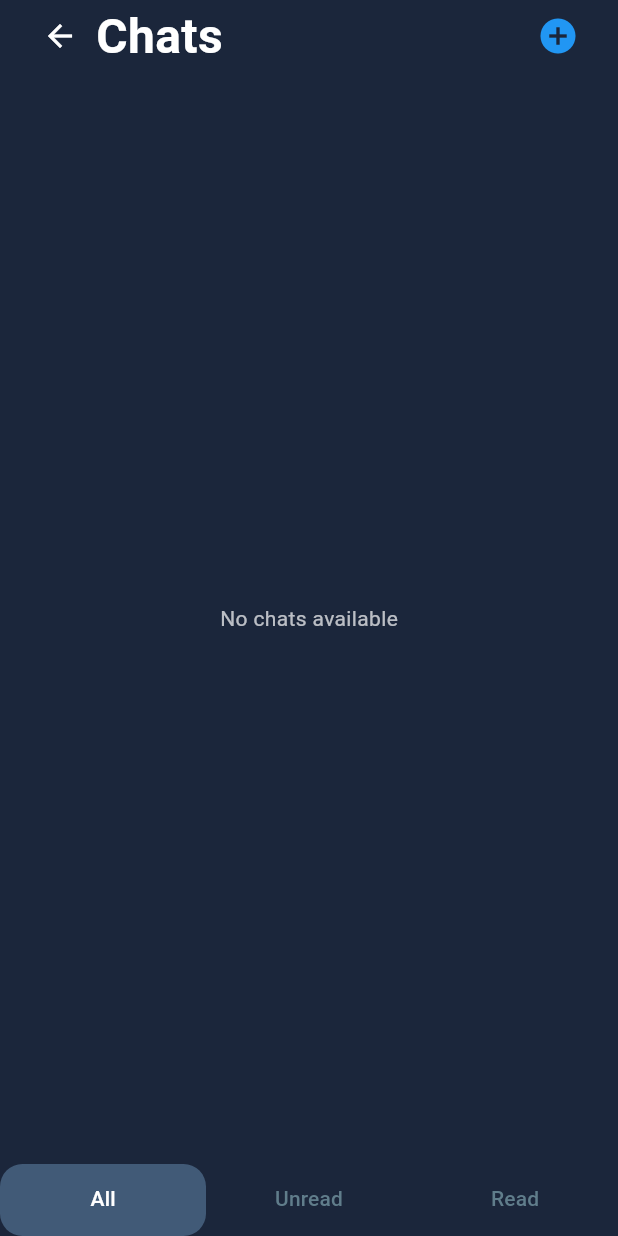
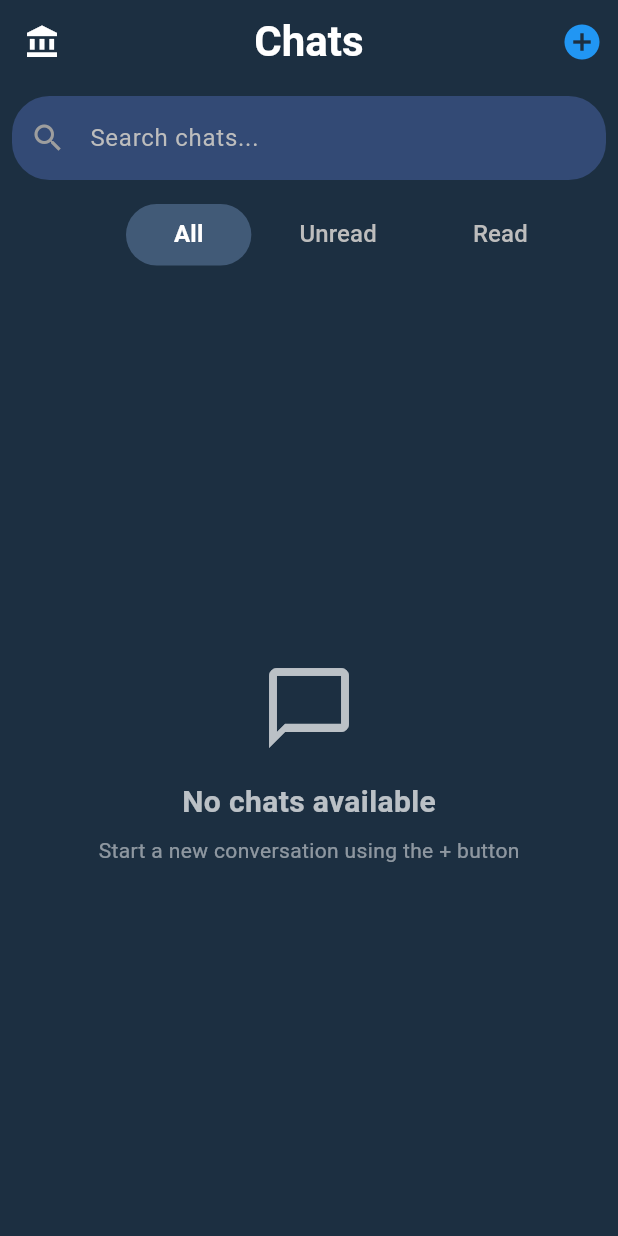
Before and after one commit to adammekki/govconnect, a Flutter app: the ChatGrid screen opened directly, on a phone screen of 412 x 824 dp. Run offline on Flutter 3.47's test engine with Material 3 defaults, Android fonts, the phone set to English and light mode, and no system bars; our stand-ins replace cloud_firestore, firebase_auth, firebase_core, firebase_messaging, firebase_storage, geolocator and 4 more; accounts and stored records are empty.

Commit message:
Enhance chat interface with search functionality and UI improvements; refactor chat provider for better state management

```diff
--- a/lib/screens/communication/chat/chatGrid.dart
+++ b/lib/screens/communication/chat/chatGrid.dart
@@ -13,41 +13,30 @@ class ChatGrid extends StatelessWidget {
     return DefaultTabController(
       length: 3, // Reduced to 3 tabs since Add is now a button
       child: Scaffold(
-        backgroundColor: const Color.fromARGB(255, 27, 38, 59),
-        appBar: PreferredSize(
-          preferredSize: const Size.fromHeight(80),
-          child: SafeArea(
-            child: Padding(
-              padding: const EdgeInsets.symmetric(horizontal: 16.0),
-              child: Row(
-                mainAxisAlignment: MainAxisAlignment.spaceBetween,
-                children: [
-                  // Back button and title
-                  Row(
-                    children: [
-                      IconButton(
-                        icon: const Icon(Icons.arrow_back, color: Colors.white),
+        backgroundColor: const Color(0xFF1C2F41),
+        appBar: AppBar(
+          backgroundColor: const Color(0xFF1C2F41),
+          elevation: 0,
+          leading: IconButton(
+            icon: const Icon(Icons.account_balance, color: Colors.white),
             onPressed: () => Navigator.of(context).pop(),
           ),
-                      const Text(
-                        'Chats',
+          centerTitle: true, // Center the title
+          title: const Text(
+            "Chats",
             style: TextStyle(
-                          fontSize: 32,
+              color: Colors.white,
               fontWeight: FontWeight.bold,
-                          color: Colors.white,
+              fontSize: 28, // Increased font size
             ),
           ),
-                    ],
-                  ),
-                  // Add chat button
+          iconTheme: const IconThemeData(color: Colors.white),
+          actions: [
             IconButton(
               icon: const Icon(Icons.add_circle, color: Colors.blue, size: 28),
               onPressed: () => _showAddChatOptions(context),
             ),
           ],
-              ),
-            ),
-          ),
         ),
         body: Consumer<ChatProvider>(
           builder: (context, chatProvider, child) {
@@ -55,15 +44,90 @@ class ChatGrid extends StatelessWidget {
               return const Center(child: CircularProgressIndicator());
             }
 
-            return TabBarView(
+            return Column(
+              mainAxisAlignment: MainAxisAlignment.center,
+              children: [
+                // Add search bar
+                Padding(
+                  padding: const EdgeInsets.all(8.0),
+                  child: TextField(
+                    style: const TextStyle(color: Colors.white),
+                    decoration: InputDecoration(
+                      hintText: 'Search chats...',
+                      hintStyle: TextStyle(color: Colors.grey[400]),
+                      prefixIcon: const Icon(Icons.search, color: Colors.grey),
+                      filled: true,
+                      fillColor: const Color.fromARGB(255, 51, 74, 117),
+                      enabledBorder: OutlineInputBorder(
+                        borderRadius: BorderRadius.circular(25),
+                        borderSide: const BorderSide(color: Colors.transparent),
+                      ),
+                      focusedBorder: OutlineInputBorder(
+                        borderRadius: BorderRadius.circular(25),
+                        borderSide: const BorderSide(color: Colors.blue),
+                      ),
+                    ),
+                    onChanged: (value) => chatProvider.searchChats(value),
+                  ),
+                ),
+                Container(
+                  padding: const EdgeInsets.symmetric(horizontal: 32),
+                  child: TabBar(
+                    isScrollable: true, // Makes tabs independent width
+                    padding: const EdgeInsets.symmetric(vertical: 8),
+                    labelStyle: const TextStyle(
+                      fontSize: 16,
+                      fontWeight: FontWeight.bold,
+                    ),
+                    unselectedLabelStyle: const TextStyle(fontSize: 16),
+                    indicatorSize: TabBarIndicatorSize.tab,
+                    labelColor: Colors.white,
+                    unselectedLabelColor: Colors.grey[400],
+                    indicator: BoxDecoration(
+                      color: const Color.fromARGB(255, 65, 90, 119),
+                      borderRadius: BorderRadius.circular(25),
+                    ),
+                    dividerColor: Colors.transparent,
+                    tabs: [
+                      Container(
+                        padding: const EdgeInsets.symmetric(
+                          horizontal: 16,
+                          vertical: 8,
+                        ),
+                        child: const Text('All'),
+                      ),
+                      Container(
+                        padding: const EdgeInsets.symmetric(
+                          horizontal: 16,
+                          vertical: 8,
+                        ),
+                        child: const Text('Unread'),
+                      ),
+                      Container(
+                        padding: const EdgeInsets.symmetric(
+                          horizontal: 16,
+                          vertical: 8,
+                        ),
+                        child: const Text('Read'),
+                      ),
+                    ],
+                  ),
+                ),
+                const SizedBox(height: 8),
+                Expanded(
+                  child: TabBarView(
                     children: [
                       // All Chats
-                _buildChatList(chatProvider.chats, chatProvider.currentUserId!),
+                      _buildChatList(
+                        chatProvider.filteredChats,
+                        chatProvider.currentUserId!,
+                      ),
                       // Unread Chats
                       _buildChatList(
-                  chatProvider.chats.where((chat) {
+                        chatProvider.filteredChats.where((chat) {
                           final lastIndex =
-                        chat.lastMessageIndex[chatProvider.currentUserId!] ??
+                              chat.lastMessageIndex[chatProvider
+                                  .currentUserId!] ??
                               -1;
                           return lastIndex < chat.messages.length - 1;
                         }).toList(),
@@ -71,35 +135,21 @@ class ChatGrid extends StatelessWidget {
                       ),
                       // Read Chats
                       _buildChatList(
-                  chatProvider.chats.where((chat) {
+                        chatProvider.filteredChats.where((chat) {
                           final lastIndex =
-                        chat.lastMessageIndex[chatProvider.currentUserId!] ??
+                              chat.lastMessageIndex[chatProvider
+                                  .currentUserId!] ??
                               -1;
                           return lastIndex >= chat.messages.length - 1;
                         }).toList(),
                         chatProvider.currentUserId!,
                       ),
                     ],
+                  ),
+                ),
+              ],
             );
           },
-        ),
-        bottomNavigationBar: Container(
-          color: const Color.fromARGB(255, 27, 38, 59),
-          child: TabBar(
-            indicatorSize: TabBarIndicatorSize.tab,
-            labelColor: Colors.white,
-            unselectedLabelColor: Colors.blueGrey,
-            indicator: BoxDecoration(
-              color: const Color.fromARGB(255, 65, 90, 119),
-              borderRadius: BorderRadius.circular(15),
-            ),
-            dividerColor: Colors.transparent,
-            tabs: const [
-              Tab(text: 'All'),
-              Tab(text: 'Unread'),
-              Tab(text: 'Read'),
-            ],
-          ),
         ),
       ),
     );
@@ -108,9 +158,32 @@ class ChatGrid extends StatelessWidget {
 Widget _buildChatList(List<Chat> chats, String userId) {
   return chats.isEmpty
       ? Center(
-            child: Text(
+          child: Column(
+            mainAxisAlignment: MainAxisAlignment.center,
+            children: [
+              Icon(
+                Icons.chat_bubble_outline,
+                size: 64,
+                color: Colors.white.withOpacity(0.7),
+              ),
+              const SizedBox(height: 16),
+              Text(
                 'No chats available',
-              style: TextStyle(color: Colors.white.withOpacity(0.7)),
+                style: TextStyle(
+                  color: Colors.white.withOpacity(0.7),
+                  fontSize: 20,
+                  fontWeight: FontWeight.bold,
+                ),
+              ),
+              const SizedBox(height: 8),
+              Text(
+                'Start a new conversation using the + button',
+                style: TextStyle(
+                  color: Colors.white.withOpacity(0.5),
+                  fontSize: 14,
+                ),
+              ),
+            ],
           ),
         )
       : ListView.builder(
@@ -156,13 +229,17 @@ void _showAddChatOptions(BuildContext context) {
               ),
               onTap: () async {
                 Navigator.pop(context);
-                final chatProvider = Provider.of<ChatProvider>(context, listen: false);
+                final chatProvider = Provider.of<ChatProvider>(
+                  context,
+                  listen: false,
+                );
                 final chatId = await chatProvider.createRandomGovernmentChat();
                 if (chatId.isNotEmpty) {
                   Navigator.push(
                     context,
                     MaterialPageRoute(
-                      builder: (context) => ChatPage(
+                      builder:
+                          (context) => ChatPage(
                             chatId: chatId,
                             userId: chatProvider.currentUserId!,
                           ),
--- a/lib/screens/communication/chat/chatPage.dart
+++ b/lib/screens/communication/chat/chatPage.dart
@@ -20,17 +20,19 @@ class ChatPage extends StatefulWidget {
 class _ChatPageState extends State<ChatPage> with WidgetsBindingObserver {
   final TextEditingController _messageController = TextEditingController();
   final ScrollController _scrollController = ScrollController();
+  late final ChatProvider _chatProvider;
 
   @override
   void initState() {
     super.initState();
     WidgetsBinding.instance.addObserver(this);
+    _chatProvider = Provider.of<ChatProvider>(context, listen: false);
     // Schedule the seen call for after the first frame
     WidgetsBinding.instance.addPostFrameCallback((_) {
-      Provider.of<ChatProvider>(context, listen: false).seen(widget.chatId);
+      _chatProvider.seen(widget.chatId);
       _scrollToBottom();
     });
-    Provider.of<ChatProvider>(context, listen: false).seen(widget.chatId);
+    _chatProvider.seen(widget.chatId);
   }
 
   @override
@@ -118,7 +120,8 @@ class _ChatPageState extends State<ChatPage> with WidgetsBindingObserver {
                     ],
                   ),
                   const SizedBox(width: 12),
-                  Column(
+                  Expanded(
+                    child: Column(
                       crossAxisAlignment: CrossAxisAlignment.start,
                       children: [
                         Text(
@@ -127,15 +130,21 @@ class _ChatPageState extends State<ChatPage> with WidgetsBindingObserver {
                             color: Colors.white,
                             fontSize: 16,
                           ),
+                          overflow: TextOverflow.ellipsis,
+                          maxLines: 1,
                         ),
                         Text(
                           (chat.inChat[chat.getOtherUserId(widget.userId)] ??
                                   false)
                               ? 'In the chat'
                               : 'Last seen recently',
-                        style: TextStyle(color: Colors.grey[400], fontSize: 12),
+                          style: TextStyle(
+                            color: Colors.grey[400],
+                            fontSize: 12,
+                          ),
                         ),
                       ],
+                    ),
                   ),
                 ],
               ),
@@ -185,7 +194,6 @@ class _ChatPageState extends State<ChatPage> with WidgetsBindingObserver {
                             controller: _messageController,
                             style: const TextStyle(color: Colors.white),
                             decoration: InputDecoration(
-                              hintText: 'Type your message...',
                               hintStyle: TextStyle(color: Colors.grey[400]),
                               border: InputBorder.none,
                               filled: true,
@@ -214,12 +222,12 @@ class _ChatPageState extends State<ChatPage> with WidgetsBindingObserver {
                           ),
                         ),
                       ),
-                      IconButton(
-                        icon: const Icon(Icons.grid_view, color: Colors.blue),
-                        onPressed: () {
-                          _showImageUrlDialog(context, chatProvider);
-                        },
-                      ),
+                      // IconButton(
+                      //   icon: const Icon(Icons.grid_view, color: Colors.blue),
+                      //   onPressed: () {
+                      //     _showImageUrlDialog(context, chatProvider);
+                      //   },
+                      // ),
                       IconButton(
                         icon: const Icon(Icons.send, color: Colors.blue),
                         onPressed: () {
@@ -317,10 +325,10 @@ class _ChatPageState extends State<ChatPage> with WidgetsBindingObserver {
 
   @override
   void dispose() {
-    WidgetsBinding.instance.removeObserver(this);
-    Provider.of<ChatProvider>(context, listen: false).seen(widget.chatId);
+    _chatProvider.seen(widget.chatId);
     _messageController.dispose();
     _scrollController.dispose();
+    WidgetsBinding.instance.removeObserver(this);
     super.dispose();
   }
 }
--- a/lib/screens/communication/chat/chatProvider.dart
+++ b/lib/screens/communication/chat/chatProvider.dart
@@ -13,12 +13,35 @@ class ChatProvider extends ChangeNotifier {
   String? _currentUserId;
   bool _isLoading = false;
 
+  String _searchQuery = '';
+  List<Chat> _filteredChats = [];
+
+  // Add these getters
+  String get searchQuery => _searchQuery;
+  List<Chat> get filteredChats =>
+      _searchQuery.isEmpty ? _chats : _filteredChats;
+
   // Getters
   List<Chat> get chats => _chats;
   String? get currentUserId => _currentUserId;
   bool get isLoading => _isLoading;
   bool isInChat(String chatId) =>
       getChatById(chatId)?.inChat[_currentUserId!] ?? false;
+
+  void searchChats(String query) {
+    _searchQuery = query.toLowerCase();
+    if (_searchQuery.isEmpty) {
+      _filteredChats = _chats;
+    } else {
+      _filteredChats =
+          _chats.where((chat) {
+            final otherUserName =
+                chat.getOtherUserName(_currentUserId!).toLowerCase();
+            return otherUserName.contains(_searchQuery);
+          }).toList();
+    }
+    notifyListeners();
+  }
 
   // Load current user ID from SharedPreferences
   Future<void> _loadCurrentUserId() async {
@@ -49,7 +72,7 @@ class ChatProvider extends ChangeNotifier {
     } catch (e) {
       print('Error getting user number: $e');
     }
-    return  "";
+    return "";
   }
 
   StreamSubscription<QuerySnapshot>? _chatSubscription;
@@ -325,19 +348,21 @@ class ChatProvider extends ChangeNotifier {
 
       // Pick a random government user
       final random = Random();
-      var randomGovUser = govUsersQuery.docs[random.nextInt(govUsersQuery.docs.length)];
+      var randomGovUser =
+          govUsersQuery.docs[random.nextInt(govUsersQuery.docs.length)];
       final govUserId = randomGovUser.id;
 
       // Don't create chat with self
       if (govUserId == _currentUserId && govUsersQuery.docs.length > 1) {
-        while(true) {
-          final newRandomGovUser = govUsersQuery.docs[random.nextInt(govUsersQuery.docs.length)];
+        while (true) {
+          final newRandomGovUser =
+              govUsersQuery.docs[random.nextInt(govUsersQuery.docs.length)];
           if (newRandomGovUser.id != _currentUserId) {
             randomGovUser = newRandomGovUser;
             break;
           }
         }
-      }else if(govUsersQuery.docs.length == 1){
+      } else if (govUsersQuery.docs.length == 1) {
         print('No other government officials found');
         return "";
       }
@@ -350,24 +375,29 @@ class ChatProvider extends ChangeNotifier {
       final chatId = const Uuid().v4();
       final chatData = {
         'users': {
-          _currentUserId: currentUserDoc.data()?['fullName']+" (Citizen)" ?? 'Unknown User',
-          govUserId: randomGovUser.data()['fullName']+" (Government official)" ?? 'Unknown User',
+          _currentUserId:
+              currentUserDoc.data()?['fullName'] + " (Citizen)" ??
+              'Unknown User',
+          govUserId:
+              randomGovUser.data()['fullName'] + " (Government official)" ??
+              'Unknown User',
         },
         'lastMessageIndex': {_currentUserId: 1, govUserId: 1},
         'inChat': {_currentUserId: false, govUserId: false},
         'messages': [
           {
-            'text': 'This is an automated message, will get back to you as soon as possible.',
+            'text':
+                'This is an automated message, will get back to you as soon as possible.',
             'time': Timestamp.now(),
-            'userId':govUserId,
+            'userId': govUserId,
             'imageUrl': null,
           },
           {
             'text': 'How may I assist you today?',
             'time': Timestamp.now(),
-            'userId':govUserId,
+            'userId': govUserId,
             'imageUrl': null,
-          }
+          },
         ],
         'lastUpdate': FieldValue.serverTimestamp(),
       };
```
Lines whose indentation alone changed are shown as unchanged.
